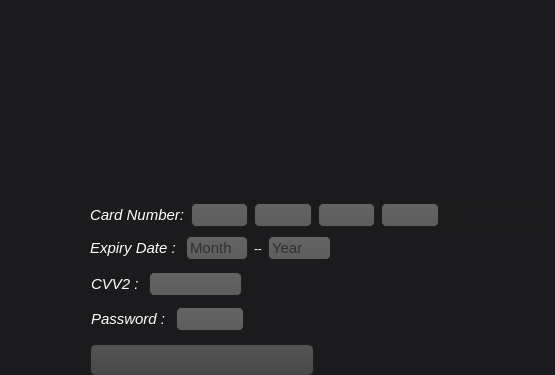
Above: AP/payment_gateway.ui from AP-projects-4001/Guys before the change; both pictures show x 0 to 555 and y 0 to 375 of the 641 by 472 pixel window. Below: the same form after it.
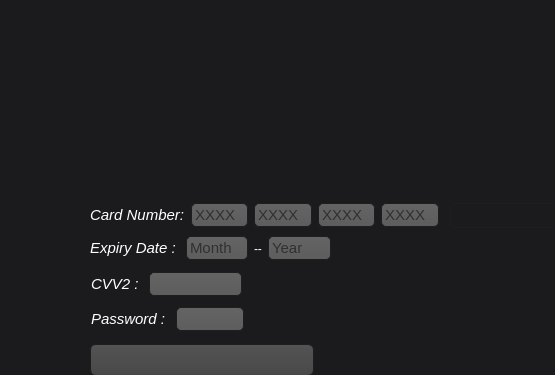
That is the form after the change.

Commit message: Add proudcts total amount and Address in email

Patch:
```diff
--- a/AP/payment_gateway.ui
+++ b/AP/payment_gateway.ui
@@ -137,6 +137,9 @@
         <pointsize>11</pointsize>
        </font>
       </property>
+      <property name="placeholderText">
+       <string>XXXX</string>
+      </property>
      </widget>
     </item>
     <item>
@@ -147,6 +150,9 @@
         <pointsize>11</pointsize>
        </font>
       </property>
+      <property name="placeholderText">
+       <string>XXXX</string>
+      </property>
      </widget>
     </item>
     <item>
@@ -157,6 +163,9 @@
         <pointsize>11</pointsize>
        </font>
       </property>
+      <property name="placeholderText">
+       <string>XXXX</string>
+      </property>
      </widget>
     </item>
     <item>
@@ -167,6 +176,9 @@
         <pointsize>11</pointsize>
        </font>
       </property>
+      <property name="placeholderText">
+       <string>XXXX</string>
+      </property>
      </widget>
     </item>
    </layout>
```
The commit also changes 1 other file.
